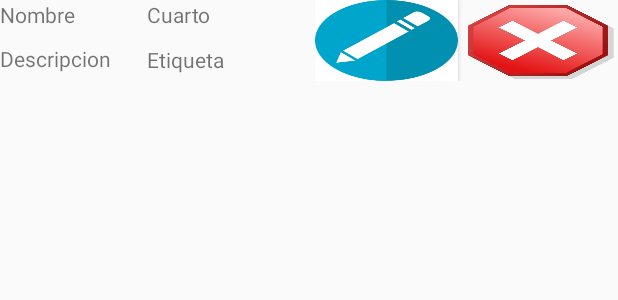
After one commit to Fernandoge/MovingOut-AndroidStudio, an Android app: the layout item_list.xml on its own in the app's theme, with its tools: preview values and no code run, on a phone screen of 412 x 824 dp. The commit adds this screen. Shown: the top 300 px of the screen. Run offline under Robolectric (Android 15) with nearby library versions, the phone set to English and light mode, and no system bars.

Commit message:
First interface activities

```diff
--- /dev/null
+++ b/MovingOut/app/src/main/res/layout/item_list.xml
@@ -0,0 +1,63 @@
+<?xml version="1.0" encoding="utf-8"?>
+<LinearLayout
+    xmlns:android="http://schemas.android.com/apk/res/android" android:layout_width="match_parent"
+    android:layout_height="match_parent"
+    android:orientation="horizontal">
+
+    <LinearLayout
+        android:layout_width="98dp"
+        android:layout_height="53dp"
+        android:orientation="vertical">
+
+        <TextView
+            android:id="@+id/textItemNombre"
+            android:layout_width="match_parent"
+            android:layout_height="29dp"
+            android:text="Nombre" />
+
+        <TextView
+            android:id="@+id/textItemDescripcion"
+            android:layout_width="match_parent"
+            android:layout_height="wrap_content"
+            android:text="Descripcion" />
+    </LinearLayout>
+
+    <LinearLayout
+        android:layout_width="112dp"
+        android:layout_height="53dp"
+        android:orientation="vertical">
+
+        <TextView
+            android:id="@+id/textItemCuarto"
+            android:layout_width="match_parent"
+            android:layout_height="30dp"
+            android:text="Cuarto" />
+
+        <TextView
+            android:id="@+id/textItemEtiqueta"
+            android:layout_width="match_parent"
+            android:layout_height="wrap_content"
+            android:text="Etiqueta" />
+    </LinearLayout>
+
+    <LinearLayout
+        android:layout_width="wrap_content"
+        android:layout_height="54dp"
+        android:orientation="horizontal">
+
+        <Button
+            android:id="@+id/buttonEditItem"
+            android:layout_width="95dp"
+            android:layout_height="wrap_content"
+            android:background="@mipmap/edit_icon"></Button>
+
+        <Button
+            android:id="@+id/buttonDeleteItem"
+            android:layout_width="match_parent"
+            android:layout_height="wrap_content"
+            android:background="@mipmap/delete_icon"></Button>
+    </LinearLayout>
+
+
+
+</LinearLayout>
```
Also changed, not shown: MovingOut/app/src/main/res/layout/activity_main.xml (+10 -13 lines), MovingOut/app/src/main/res/layout/item_parameters.xml (added, +39 -0 lines).
